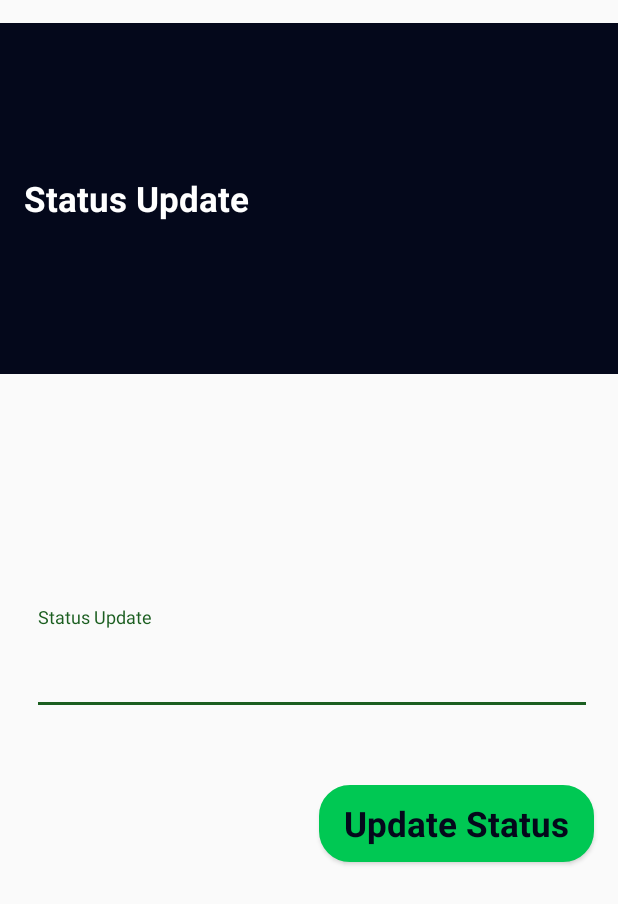
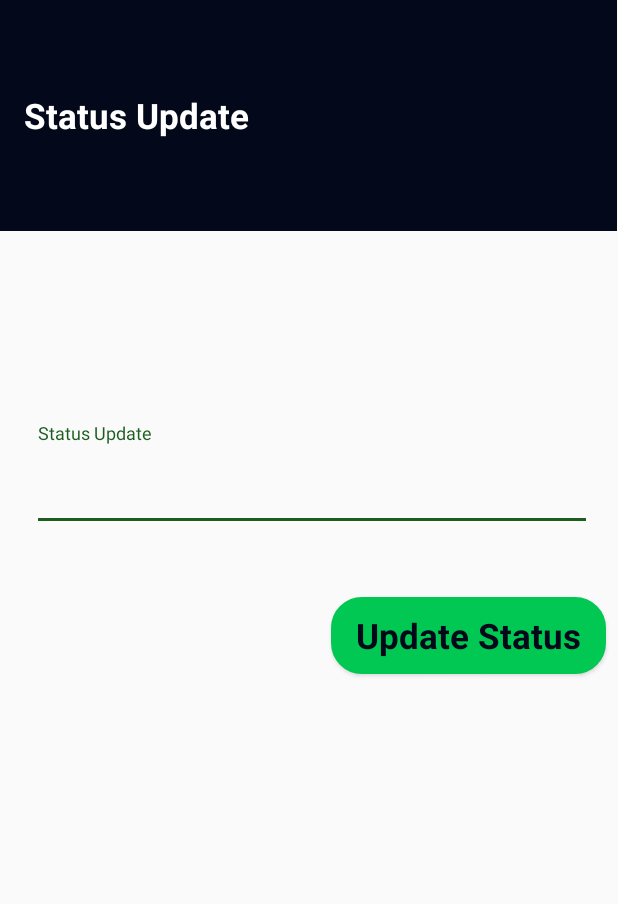
Before and after one commit to WadeQ/Mtihani, an Android app: the StatusUpdate screen opened directly, with no data from a screen before it, on a phone screen of 412 x 824 dp. Shown: the top 904 px of the screen. Run offline under Robolectric (Android 15) with nearby library versions, the phone set to English and light mode, and no system bars; our stand-ins replace Firebase (no records; nobody signed in at launch, a user with empty details on screens opened directly), sdp/ssp sizes.

Commit message:
Fixing status issues

```diff
--- a/app/src/main/res/layout/activity_status_update.xml
+++ b/app/src/main/res/layout/activity_status_update.xml
@@ -1,23 +1,76 @@
 <?xml version="1.0" encoding="utf-8"?>
-<android.support.constraint.ConstraintLayout
-    xmlns:android="http://schemas.android.com/apk/res/android"
+
+<android.support.design.widget.CoordinatorLayout
     xmlns:app="http://schemas.android.com/apk/res-auto"
     xmlns:tools="http://schemas.android.com/tools"
+    android:id="@+id/coordinator"
+    android:layout_width="match_parent"
+    android:layout_height="match_parent"
+    xmlns:android="http://schemas.android.com/apk/res/android">
+
+    <android.support.constraint.ConstraintLayout
         android:id="@+id/relativeLayout5"
         android:layout_width="match_parent"
         android:layout_height="match_parent"
         tools:context=".ui.StatusUpdate">
 
+        <Button
+            android:id="@+id/btnUpdate"
+            android:layout_width="183dp"
+            android:layout_height="51dp"
+            android:layout_marginStart="8dp"
+            android:layout_marginLeft="8dp"
+            android:layout_marginTop="44dp"
+            android:layout_marginEnd="8dp"
+            android:layout_marginRight="8dp"
+            android:background="@drawable/btn_bg"
+            android:text="@string/_status_update"
+            android:textAllCaps="false"
+            android:textColor="@color/colorPrimaryDark"
+            android:textSize="@dimen/_18ssp"
+            android:textStyle="bold"
+            app:fontFamily="@string/font"
+            app:layout_constraintEnd_toEndOf="parent"
+            app:layout_constraintHorizontal_bias="1.0"
+            app:layout_constraintStart_toStartOf="parent"
+            app:layout_constraintTop_toBottomOf="@+id/etStatus" />
+
+        <android.support.design.widget.TextInputLayout
+            android:id="@+id/etStatus"
+            android:layout_width="0dp"
+            android:layout_height="wrap_content"
+            android:layout_marginStart="8dp"
+            android:layout_marginLeft="8dp"
+            android:layout_marginTop="128dp"
+            android:layout_marginEnd="8dp"
+            android:layout_marginRight="8dp"
+            android:paddingLeft="@dimen/_10sdp"
+            android:paddingRight="@dimen/_10sdp"
+            app:layout_constraintEnd_toEndOf="parent"
+            app:layout_constraintHorizontal_bias="0.0"
+            app:layout_constraintStart_toStartOf="parent"
+            app:layout_constraintTop_toBottomOf="@+id/toolbar">
+
+            <android.support.design.widget.TextInputEditText
+                android:layout_width="380dp"
+                android:layout_height="61dp"
+                android:hint="@string/status_update"
+                android:inputType="text"
+                android:maxLength="38"
+                android:textColor="@color/colorPrimaryDark"
+                android:textColorHint="@color/green" />
+        </android.support.design.widget.TextInputLayout>
+
         <android.support.v7.widget.Toolbar
             android:id="@+id/toolbar"
-        android:layout_width="0dp"
-        android:layout_height="0dp"
-        android:layout_marginTop="15dp"
+            android:layout_width="411dp"
+            android:layout_height="154dp"
             android:layout_marginBottom="147dp"
             android:background="@color/colorPrimaryDark"
             android:minHeight="?android:attr/actionBarSize"
             app:layout_constraintBottom_toTopOf="@+id/etStatus"
             app:layout_constraintEnd_toEndOf="parent"
+            app:layout_constraintHorizontal_bias="0.0"
             app:layout_constraintStart_toStartOf="parent"
             app:layout_constraintTop_toTopOf="parent"
             app:titleTextColor="@color/colorWhite">
@@ -32,58 +85,7 @@
 
         </android.support.v7.widget.Toolbar>
 
-    <android.support.design.widget.TextInputLayout
-        android:id="@+id/etStatus"
-        android:layout_width="0dp"
-        android:layout_height="wrap_content"
-        android:layout_marginStart="8dp"
-        android:layout_marginLeft="8dp"
-        android:layout_marginTop="8dp"
-        android:layout_marginEnd="8dp"
-        android:layout_marginRight="8dp"
-        android:layout_marginBottom="347dp"
-        android:paddingLeft="@dimen/_10sdp"
-        android:paddingRight="@dimen/_10sdp"
-        app:layout_constraintBottom_toBottomOf="parent"
-        app:layout_constraintEnd_toEndOf="parent"
-        app:layout_constraintHorizontal_bias="0.0"
-        app:layout_constraintStart_toStartOf="parent"
-        app:layout_constraintTop_toBottomOf="@+id/toolbar"
-        app:layout_constraintVertical_bias="0.738">
-
-        <android.support.design.widget.TextInputEditText
-            android:layout_width="380dp"
-            android:layout_height="61dp"
-            android:hint="@string/status_update"
-            android:inputType="text"
-            android:maxLength="38"
-            android:textColor="@color/colorPrimaryDark"
-            android:textColorHint="@color/green" />
-    </android.support.design.widget.TextInputLayout>
-
-    <Button
-        android:id="@+id/btnUpdate"
-        android:layout_width="183dp"
-        android:layout_height="51dp"
-        android:layout_marginStart="8dp"
-        android:layout_marginLeft="8dp"
-        android:layout_marginTop="8dp"
-        android:layout_marginEnd="8dp"
-        android:layout_marginRight="8dp"
-        android:layout_marginBottom="208dp"
-        android:background="@drawable/btn_bg"
-        android:text="@string/_status_update"
-        android:textAllCaps="false"
-        android:textColor="@color/colorPrimaryDark"
-        android:textSize="@dimen/_18ssp"
-        android:textStyle="bold"
-        app:fontFamily="@string/font"
-        app:layout_constraintBottom_toBottomOf="parent"
-        app:layout_constraintEnd_toEndOf="parent"
-        app:layout_constraintHorizontal_bias="0.962"
-        app:layout_constraintStart_toStartOf="parent"
-        app:layout_constraintTop_toBottomOf="@+id/toolbar"
-        app:layout_constraintVertical_bias="0.866" />
-
 
     </android.support.constraint.ConstraintLayout>
+
+</android.support.design.widget.CoordinatorLayout>
```
Also changed, not shown: app/src/main/java/com/wadektech/mtihanirevise/ui/StatusUpdate.java (+29 -25 lines). Lines whose indentation alone changed are shown as unchanged.
